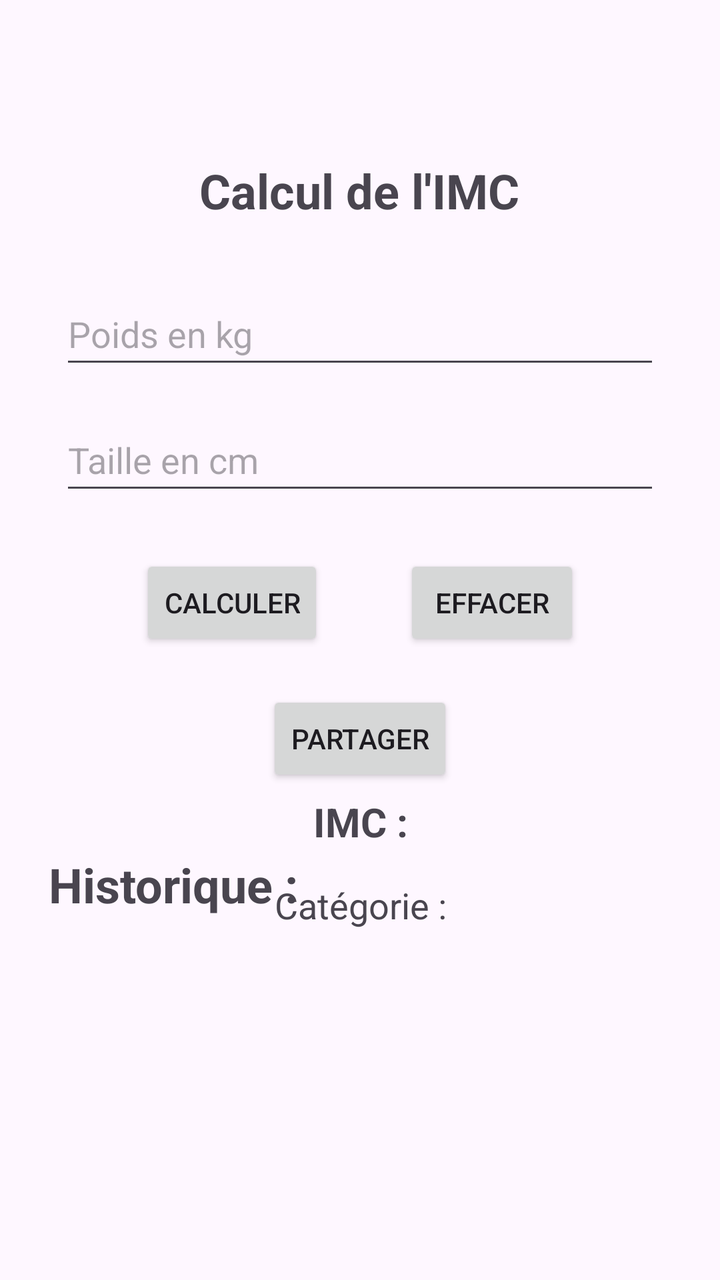
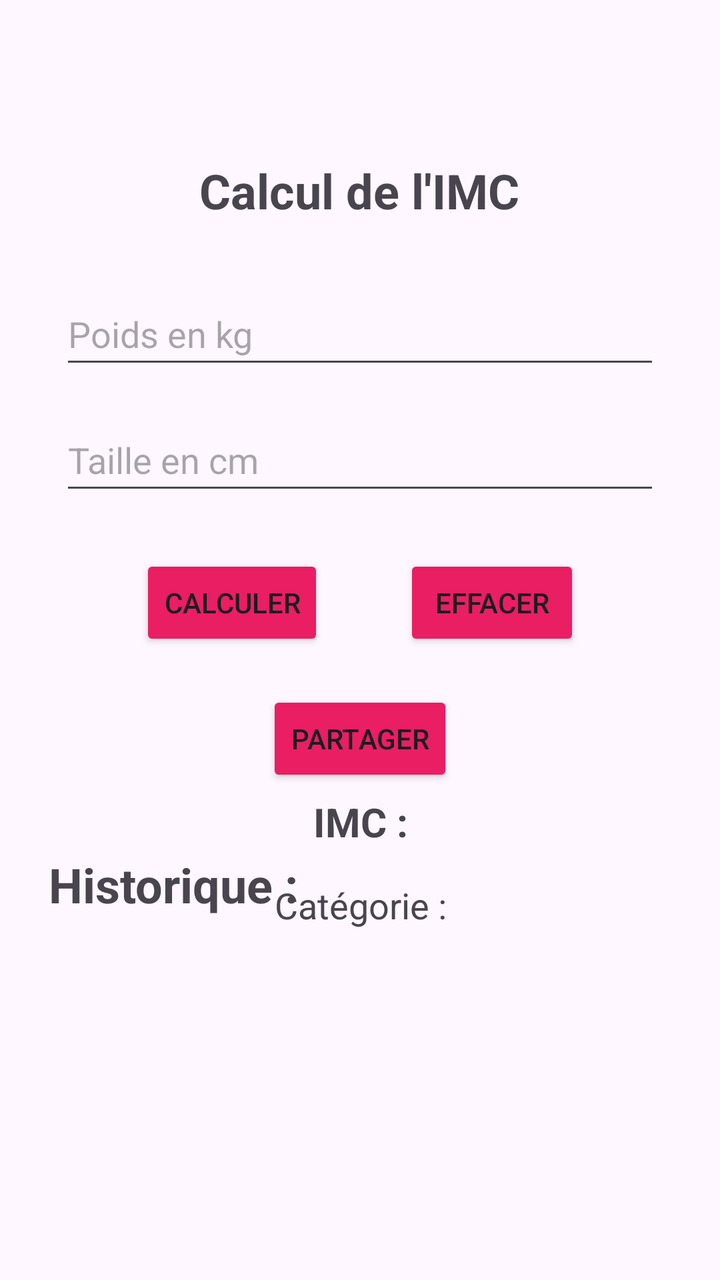

Two renders of the same Android screen: before a commit and after it. Below are the layout's source before the change and the commit's diff.
<!-- AndroidManifest.xml: application theme Theme.CalculIMC -->
<!-- res/layout/activity_main.xml -->
<?xml version="1.0" encoding="utf-8"?>
<androidx.constraintlayout.widget.ConstraintLayout xmlns:android="http://schemas.android.com/apk/res/android"
    xmlns:app="http://schemas.android.com/apk/res-auto"
    xmlns:tools="http://schemas.android.com/tools"
    android:id="@+id/main"
    android:layout_width="match_parent"
    android:layout_height="match_parent"
    tools:context=".MainActivity">

    <TextView
        android:id="@+id/textViewTitre"
        android:layout_width="wrap_content"
        android:layout_height="wrap_content"
        android:text="@string/titre"
        android:textSize="24sp"
        android:textStyle="bold"
        app:layout_constraintBottom_toBottomOf="parent"
        app:layout_constraintEnd_toEndOf="parent"
        app:layout_constraintHorizontal_bias="0.498"
        app:layout_constraintStart_toStartOf="parent"
        app:layout_constraintTop_toTopOf="parent"
        app:layout_constraintVertical_bias="0.13" />

    <EditText
        android:id="@+id/editTextPoids"
        android:layout_width="0dp"
        android:layout_height="48dp"
        app:layout_constraintStart_toStartOf="parent"
        app:layout_constraintEnd_toEndOf="parent"
        android:hint="@string/poids_hint"
        android:inputType="numberDecimal"
        app:layout_constraintTop_toBottomOf="@id/textViewTitre"
        android:layout_marginStart="30dp"
        android:layout_marginEnd="30dp"
        android:layout_marginTop="30dp"/>

    <EditText
        android:id="@+id/editTextTaille"
        android:layout_width="0dp"
        android:layout_height="48dp"
        android:hint="@string/taille_hint"
        android:inputType="numberDecimal"
        app:layout_constraintTop_toBottomOf="@id/editTextPoids"
        app:layout_constraintStart_toStartOf="parent"
        app:layout_constraintEnd_toEndOf="parent"
        android:layout_marginStart="30dp"
        android:layout_marginEnd="30dp"
        android:layout_marginTop="15dp" />

    <Button
        android:id="@+id/buttonCalculer"
        android:layout_width="wrap_content"
        android:layout_height="wrap_content"
        android:text="@string/calculer"
        app:layout_constraintTop_toBottomOf="@id/editTextTaille"
        app:layout_constraintStart_toStartOf="parent"
        android:layout_marginTop="25dp"
        android:layout_marginStart="70dp" />

    <Button
        android:id="@+id/buttonEffacer"
        android:layout_width="wrap_content"
        android:layout_height="wrap_content"
        android:text="@string/effacer"
        app:layout_constraintTop_toBottomOf="@id/editTextTaille"
        app:layout_constraintEnd_toEndOf="parent"
        android:layout_marginTop="25dp"
        android:layout_marginEnd="70dp" />

    <Button
        android:id="@+id/buttonPartager"
        android:layout_width="wrap_content"
        android:layout_height="wrap_content"
        android:text="Partager"
        app:layout_constraintTop_toBottomOf="@id/buttonEffacer"
        app:layout_constraintStart_toStartOf="parent"
        app:layout_constraintEnd_toEndOf="parent"
        android:layout_marginTop="20dp" />

    <TextView
        android:id="@+id/historiqueTextView"
        android:layout_width="0dp"
        android:layout_height="wrap_content"
        android:layout_marginStart="30dp"
        android:layout_marginTop="100dp"
        android:layout_marginEnd="30dp"
        android:text=""
        android:textSize="18sp"
        android:textStyle="bold"
        app:layout_constraintEnd_toEndOf="parent"
        app:layout_constraintHorizontal_bias="0.0"
        app:layout_constraintStart_toStartOf="parent"
        app:layout_constraintTop_toBottomOf="@id/textViewCategorie" />

    <TextView
        android:layout_width="wrap_content"
        android:layout_height="wrap_content"
        android:text="Historique :"
        android:textSize="24sp"
        android:textStyle="bold"
        app:layout_constraintBottom_toBottomOf="parent"
        app:layout_constraintEnd_toEndOf="parent"
        app:layout_constraintHorizontal_bias="0.104"
        app:layout_constraintStart_toStartOf="parent"
        app:layout_constraintTop_toTopOf="parent"
        app:layout_constraintVertical_bias="0.701" />

    <TextView
        android:id="@+id/textViewCategorie"
        android:layout_width="wrap_content"
        android:layout_height="wrap_content"
        android:layout_marginTop="16dp"
        android:text="@string/categorie"
        android:textSize="18sp"
        app:layout_constraintEnd_toEndOf="parent"
        app:layout_constraintHorizontal_bias="0.501"
        app:layout_constraintStart_toStartOf="parent"
        app:layout_constraintTop_toBottomOf="@id/textViewImc" />

    <TextView
        android:id="@+id/textViewImc"
        android:layout_width="wrap_content"
        android:layout_height="wrap_content"
        android:layout_marginTop="72dp"
        android:text="@string/imc"
        android:textSize="20sp"
        android:textStyle="bold"
        app:layout_constraintEnd_toEndOf="parent"
        app:layout_constraintHorizontal_bias="0.501"
        app:layout_constraintStart_toStartOf="parent"
        app:layout_constraintTop_toBottomOf="@id/buttonCalculer" />


</androidx.constraintlayout.widget.ConstraintLayout>
<!-- resources referenced by this layout -->
<resources>
  <string name="calculer">Calculer</string>
  <string name="categorie">Catégorie :</string>
  <string name="effacer">Effacer</string>
  <string name="imc">IMC :</string>
  <string name="poids_hint">Poids en kg</string>
  <string name="taille_hint">Taille en cm</string>
  <string name="titre">Calcul de l\'IMC</string>
  <style name="Theme.CalculIMC" parent="Base.Theme.CalculIMC" />
  <style name="Base.Theme.CalculIMC" parent="Theme.Material3.DayNight.NoActionBar">
          
          
      </style>
</resources>

<!-- the commit's change to res/layout/activity_main.xml (unified diff, before → after) -->
@@ -55,7 +55,8 @@
         app:layout_constraintTop_toBottomOf="@id/editTextTaille"
         app:layout_constraintStart_toStartOf="parent"
         android:layout_marginTop="25dp"
-        android:layout_marginStart="70dp" />
+        android:layout_marginStart="70dp"
+        android:backgroundTint="#E91E63" />
 
     <Button
         android:id="@+id/buttonEffacer"
@@ -65,7 +66,8 @@
         app:layout_constraintTop_toBottomOf="@id/editTextTaille"
         app:layout_constraintEnd_toEndOf="parent"
         android:layout_marginTop="25dp"
-        android:layout_marginEnd="70dp" />
+        android:layout_marginEnd="70dp"
+        android:backgroundTint="#E91E63" />
 
     <Button
         android:id="@+id/buttonPartager"
@@ -75,14 +77,15 @@
         app:layout_constraintTop_toBottomOf="@id/buttonEffacer"
         app:layout_constraintStart_toStartOf="parent"
         app:layout_constraintEnd_toEndOf="parent"
-        android:layout_marginTop="20dp" />
+        android:layout_marginTop="20dp"
+        android:backgroundTint="#E91E63" />
 
     <TextView
         android:id="@+id/historiqueTextView"
         android:layout_width="0dp"
         android:layout_height="wrap_content"
         android:layout_marginStart="30dp"
-        android:layout_marginTop="100dp"
+        android:layout_marginTop="104dp"
         android:layout_marginEnd="30dp"
         android:text=""
         android:textSize="18sp"
